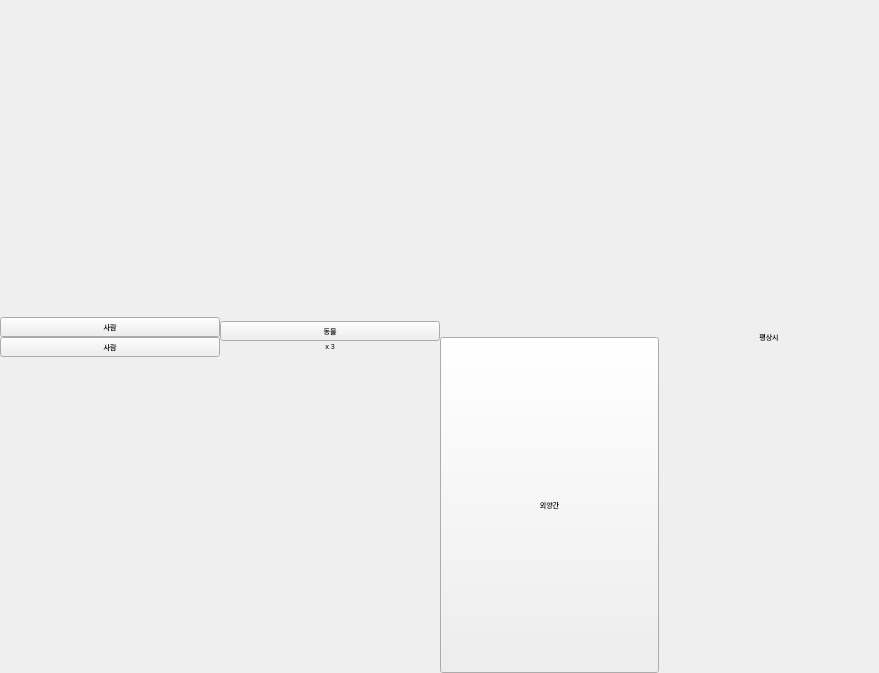
This is Agricola_Front/PersonalField/field_base.ui in kimmoney/Agricola as Qt 5 draws it before an edit. The edited form follows.
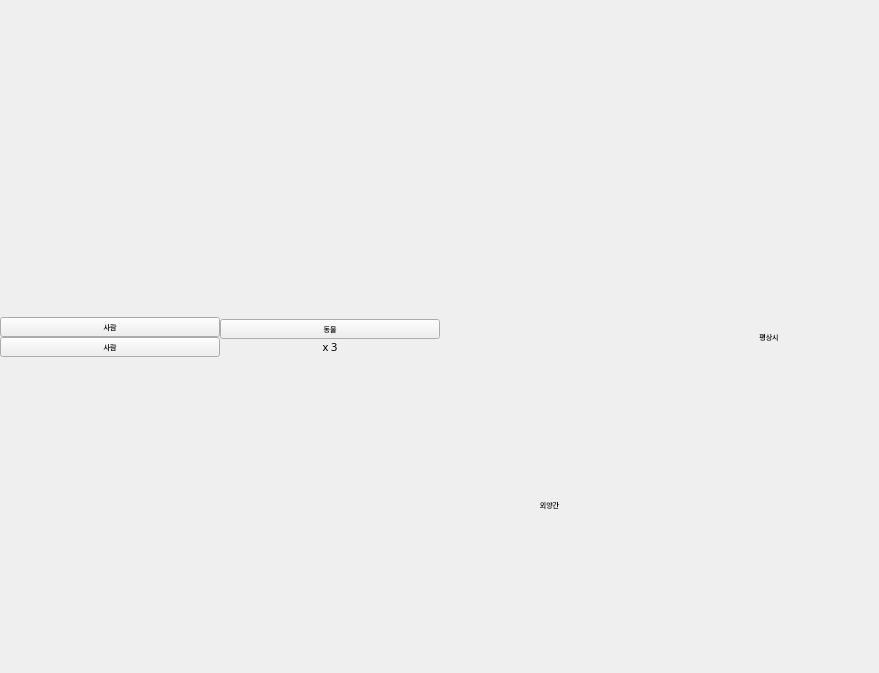
This is the edited form. Icons and pictures are not drawn.

Commit message: barn 테스트까지 완료

Patch:
```diff
--- a/Agricola_Front/PersonalField/field_base.ui
+++ b/Agricola_Front/PersonalField/field_base.ui
@@ -343,6 +343,9 @@
            <property name="text">
             <string>동물</string>
            </property>
+           <property name="checkable">
+            <bool>true</bool>
+           </property>
           </widget>
          </item>
          <item>
@@ -356,6 +359,7 @@
            <property name="font">
             <font>
              <family>Pretendard Medium</family>
+             <pointsize>8</pointsize>
             </font>
            </property>
            <property name="styleSheet">
@@ -504,9 +508,19 @@
                <pointsize>5</pointsize>
               </font>
              </property>
+             <property name="styleSheet">
+              <string notr="true">
+QPushButton#btn_barn {border: none;}QPushButton#btn_barn:checked {border-image :url(:/newPrefix/images/barn_2.png);}</string>
+             </property>
              <property name="text">
               <string>외양간</string>
              </property>
+             <property name="checkable">
+              <bool>true</bool>
+             </property>
+             <property name="checked">
+              <bool>true</bool>
+             </property>
             </widget>
            </item>
           </layout>
```
Left out of the diff: 6 changed lines with no effect on the pictures. The commit also changes 1 other file.
